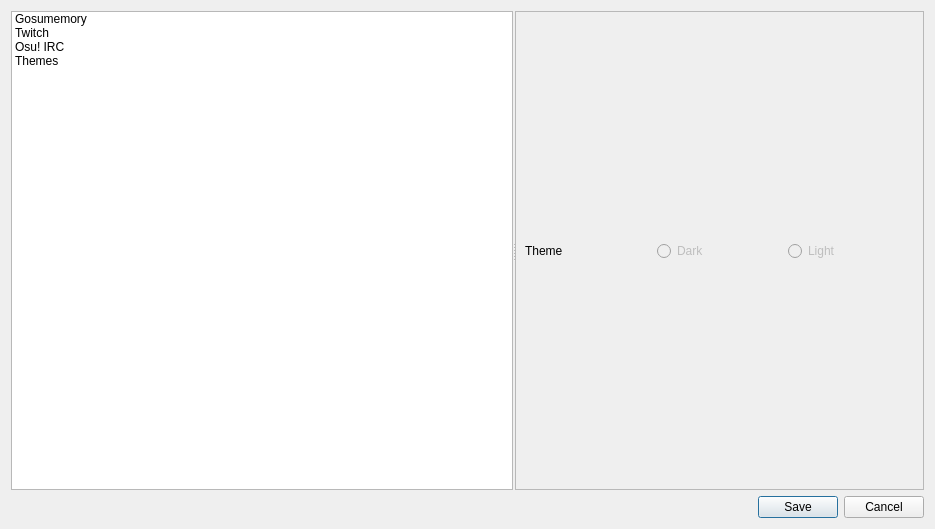
Above: forms/preferences.ui from MirayaProject/miraya before the change. Below: the same form after it.
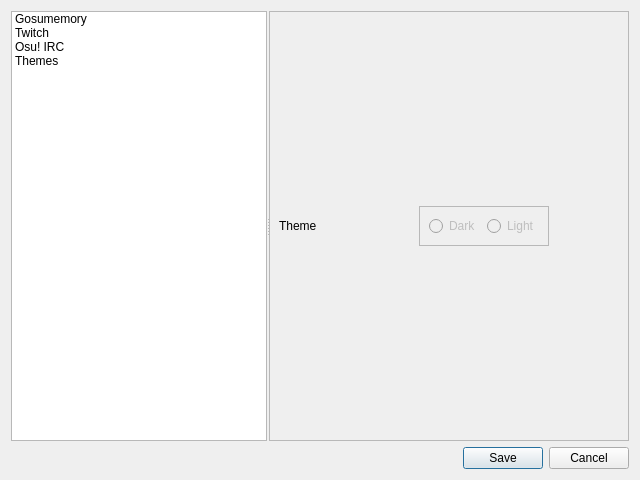
That is the form after the change. The open tabs and pages were chosen to show the change.

Commit message: 🟠 preferences: prettier look + set qsplitter ratio

Diff of the .ui file:
```diff
--- a/forms/preferences.ui
+++ b/forms/preferences.ui
@@ -6,8 +6,8 @@
    <rect>
     <x>0</x>
     <y>0</y>
-    <width>935</width>
-    <height>529</height>
+    <width>640</width>
+    <height>480</height>
    </rect>
   </property>
   <property name="windowTitle">
@@ -76,6 +76,12 @@
       </item>
      </widget>
      <widget class="QStackedWidget" name="stackedWidget">
+      <property name="sizePolicy">
+       <sizepolicy hsizetype="Preferred" vsizetype="Preferred">
+        <horstretch>4</horstretch>
+        <verstretch>0</verstretch>
+       </sizepolicy>
+      </property>
       <property name="frameShape">
        <enum>QFrame::StyledPanel</enum>
       </property>
@@ -303,17 +309,7 @@
       </widget>
       <widget class="QWidget" name="themesPage">
        <layout class="QGridLayout" name="gridLayout_6">
-        <item row="1" column="1">
-         <widget class="QRadioButton" name="themesDarkRadio">
-          <property name="enabled">
-           <bool>false</bool>
-          </property>
-          <property name="text">
-           <string>Dark</string>
-          </property>
-         </widget>
-        </item>
-        <item row="0" column="0" colspan="3">
+        <item row="0" column="0" colspan="4">
          <spacer name="verticalSpacer_8">
           <property name="orientation">
            <enum>Qt::Vertical</enum>
@@ -326,7 +322,7 @@
           </property>
          </spacer>
         </item>
-        <item row="2" column="0" colspan="3">
+        <item row="3" column="0" colspan="4">
          <spacer name="verticalSpacer_7">
           <property name="orientation">
            <enum>Qt::Vertical</enum>
@@ -339,21 +335,43 @@
           </property>
          </spacer>
         </item>
-        <item row="1" column="0">
+        <item row="2" column="0">
          <widget class="QLabel" name="themesRadioLabel">
           <property name="text">
            <string>Theme</string>
           </property>
          </widget>
         </item>
-        <item row="1" column="2">
-         <widget class="QRadioButton" name="themesLightRadio">
-          <property name="enabled">
-           <bool>false</bool>
+        <item row="2" column="2">
+         <widget class="QFrame" name="themesRadioFrame">
+          <property name="frameShape">
+           <enum>QFrame::StyledPanel</enum>
           </property>
-          <property name="text">
-           <string>Light</string>
+          <property name="frameShadow">
+           <enum>QFrame::Raised</enum>
           </property>
+          <layout class="QHBoxLayout" name="horizontalLayout">
+           <item>
+            <widget class="QRadioButton" name="themesDarkRadio">
+             <property name="enabled">
+              <bool>false</bool>
+             </property>
+             <property name="text">
+              <string>Dark</string>
+             </property>
+            </widget>
+           </item>
+           <item>
+            <widget class="QRadioButton" name="themesLightRadio">
+             <property name="enabled">
+              <bool>false</bool>
+             </property>
+             <property name="text">
+              <string>Light</string>
+             </property>
+            </widget>
+           </item>
+          </layout>
          </widget>
         </item>
        </layout>
```
Left out of the diff: 108 changed lines with no effect on the pictures.
